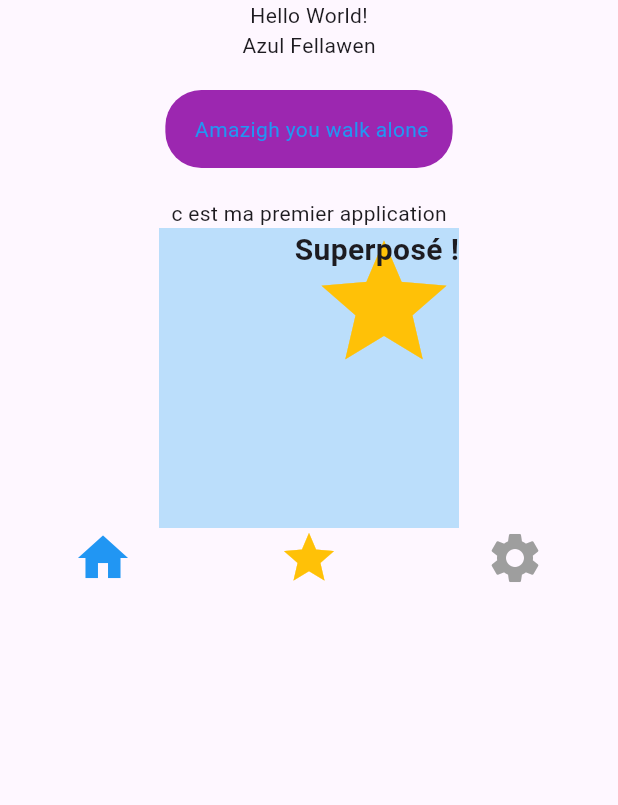
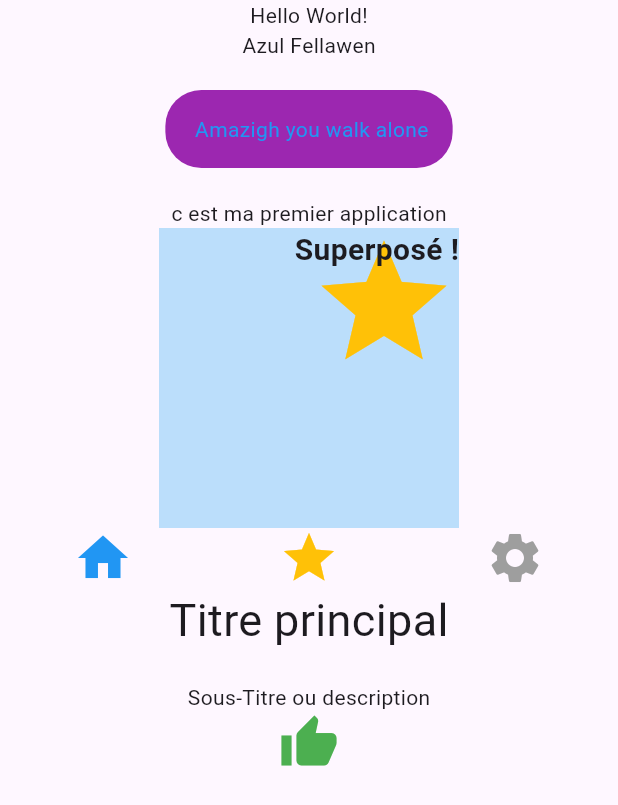
Before and after one commit to SMAILIKH/atelier-4, a Flutter app: the screen it shows after launch, on a phone screen of 412 x 824 dp. Shown: the top 805 px of the screen. Run offline on Flutter 3.47's test engine with Material 3 defaults, Android fonts, the phone set to English and light mode, and no system bars.

Commit message:
Etape 6 - Deuxieme Colomn avec titre, sous-titre et icone

```diff
--- a/flutter_app_widgets_base/lib/main.dart
+++ b/flutter_app_widgets_base/lib/main.dart
@@ -49,6 +49,16 @@ class MainApp extends StatelessWidget {
                   Icon(Icons.settings, color: Colors.grey, size: 40),
                 ],
               ),
+              Column(
+                mainAxisAlignment: MainAxisAlignment.center,
+                crossAxisAlignment: CrossAxisAlignment.center,
+                children: [
+                  Text('Titre principal', style: TextStyle(fontSize: 30)),
+                  SizedBox(height: 20),
+                  Text('Sous-Titre ou description'),
+                  Icon(Icons.thumb_up, color: Colors.green, size: 40),
+                ],
+              ),
             ],
           ),
         ),
```
